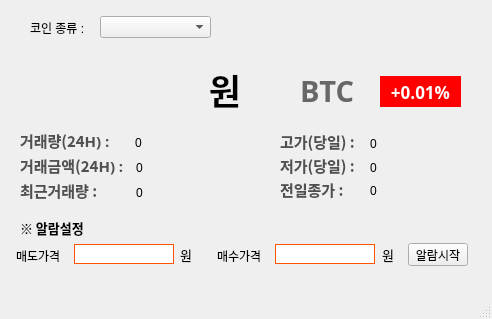
This is ui/coinPriceUi.ui in cyc20480/020124_coin_API as Qt 5 draws it before an edit. The edited form follows.
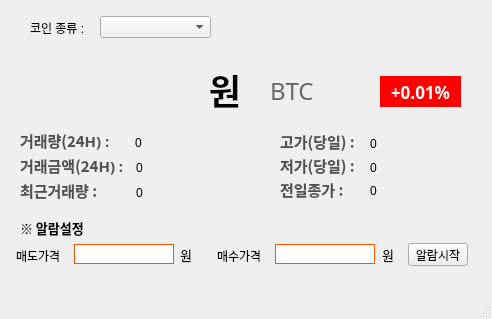
This is the edited form.

What changed in the file:
```diff
--- a/ui/coinPriceUi.ui
+++ b/ui/coinPriceUi.ui
@@ -64,18 +64,18 @@
    <widget class="QLabel" name="coin_ticker_label">
     <property name="geometry">
      <rect>
-      <x>300</x>
+      <x>270</x>
       <y>70</y>
-      <width>61</width>
+      <width>91</width>
       <height>41</height>
      </rect>
     </property>
     <property name="font">
      <font>
-      <family>나눔고딕</family>
-      <pointsize>22</pointsize>
-      <weight>75</weight>
-      <bold>true</bold>
+      <family>Agency FB</family>
+      <pointsize>18</pointsize>
+      <weight>50</weight>
+      <bold>false</bold>
      </font>
     </property>
     <property name="styleSheet">
```
